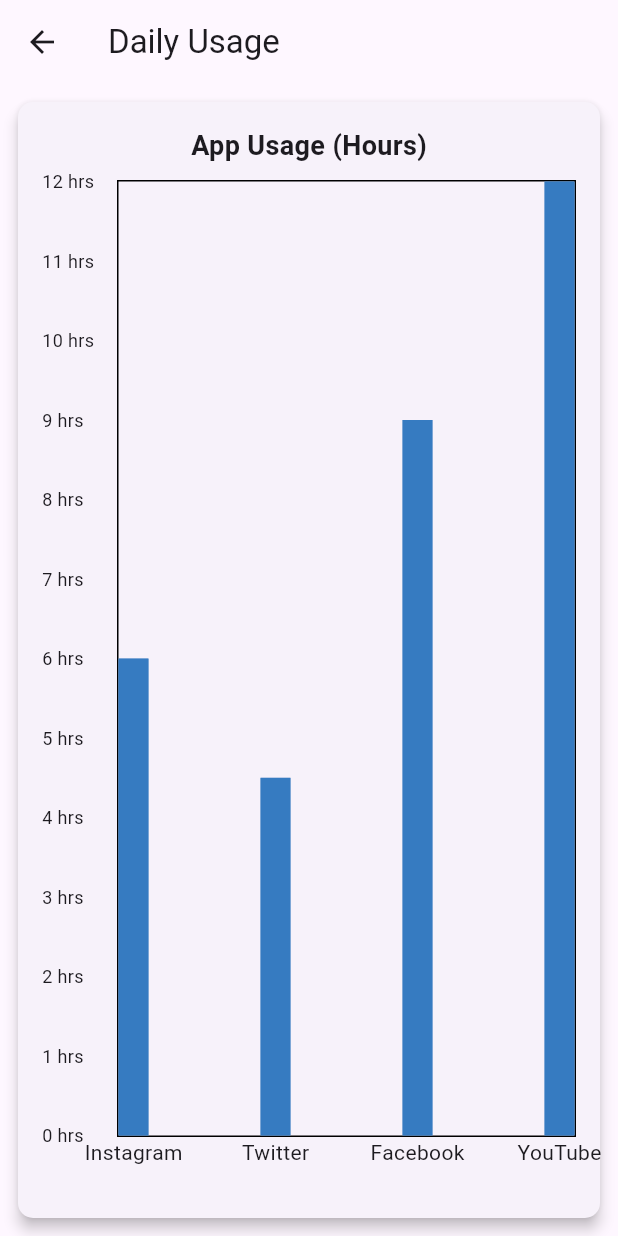
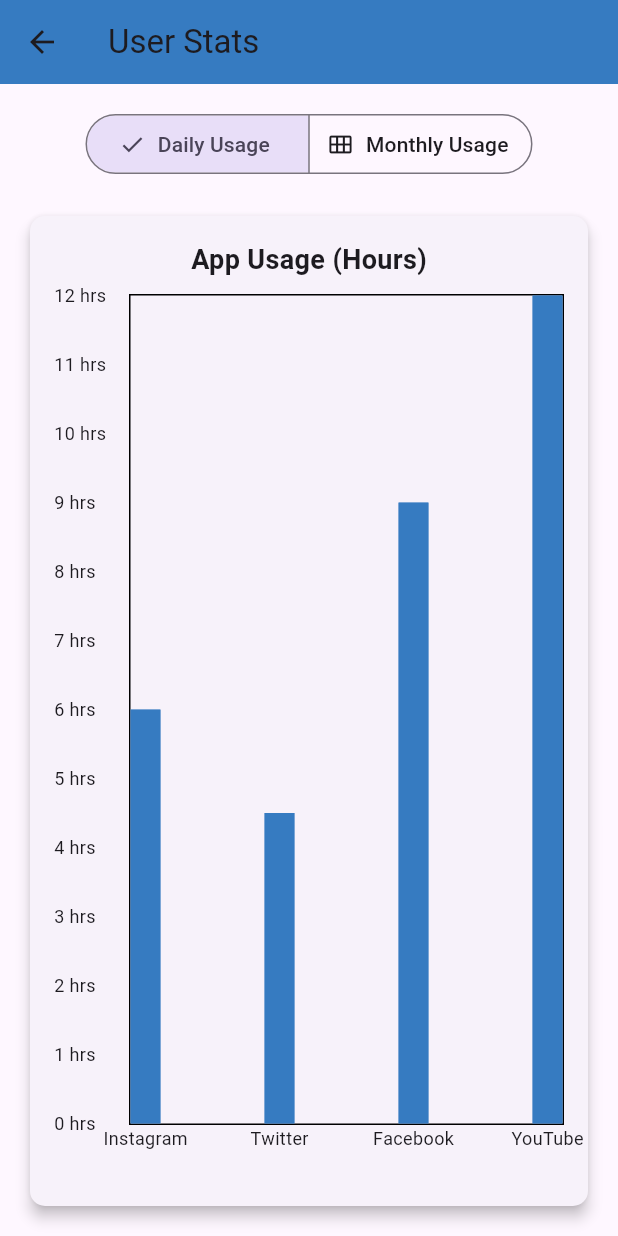
Before and after one commit to AshishNamdeo14/SS12-ADHD-HabitDoc, a Flutter app: the HomePage screen opened directly with empty values, after a tap on "Daily Usage", on a phone screen of 412 x 824 dp. Run offline on Flutter 3.47's test engine with Material 3 defaults, Android fonts, the phone set to English and light mode, and no system bars; drawn by our look-alikes of fl_chart; our stand-ins replace camera, confetti, firebase_core, flutter_animate, flutter_chat_types, flutter_chat_ui and 2 more; missing offline and left inert: app_usage; accounts and stored records are empty.

Commit message:
Enhanced Dashboard

```diff
--- a/lib/components/base/footer/homeFooter.dart
+++ b/lib/components/base/footer/homeFooter.dart
@@ -25,7 +25,7 @@
     // Navigate based on selected index or destination
     switch (index) {
       case 0:
-         Navigator.push(context, MaterialPageRoute(builder: (context) => DashboardPage()));
+         Navigator.push(context, MaterialPageRoute(builder: (context) => ChartPage()));
         break;
       case 1:
        Navigator.push(context, MaterialPageRoute(builder: (context) => DailyTaskPage()));
--- a/lib/components/dashboard/DashboardPage.dart
+++ b/lib/components/dashboard/DashboardPage.dart
@@ -1,61 +1,56 @@
+import 'package:flutter/material.dart';
 import 'package:fl_chart/fl_chart.dart';
-import 'package:flutter/material.dart';
 
-// Define your color palette
+// Color palette
 const Color primaryColor = Color(0xFF367bc1);
+const Color lightBackgroundColor = Color(0xFFf2f3f9);
+const Color darkPrimaryColor = Color(0xFF1c4c59);
 const Color accentColor = Color(0xFF76b4b5);
+const Color mediumGrayColor = Color(0xFFaab3bd);
+const Color darkAccentColor = Color(0xFF2e535e);
 
-void main() => runApp(MaterialApp(home: DashboardPage()));
+void main() => runApp(MaterialApp(home: ChartPage()));
 
-class DashboardPage extends StatelessWidget {
+class ChartPage extends StatefulWidget {
+  @override
+  _ChartPageState createState() => _ChartPageState();
+}
+
+class _ChartPageState extends State<ChartPage> {
+  int _selectedChart = 0; // 0 for daily, 1 for monthly
+
   @override
   Widget build(BuildContext context) {
     return Scaffold(
       appBar: AppBar(title: Text('User Stats'), backgroundColor: primaryColor),
-      body: Center(
+      body: Padding(
+        padding: const EdgeInsets.all(16.0),
         child: Column(
-          mainAxisAlignment: MainAxisAlignment.center,
           children: [
-            ElevatedButton(
-              onPressed: () {
-                Navigator.push(
-                  context,
-                  MaterialPageRoute(builder: (context) => BarChartPage()),
-                );
+            SegmentedButton<int>(
+              segments: const <ButtonSegment<int>>[
+                ButtonSegment<int>(
+                  value: 0,
+                  label: Text('Daily Usage'),
+                  icon: Icon(Icons.calendar_today),
+                ),
+                ButtonSegment<int>(
+                  value: 1,
+                  label: Text('Monthly Usage'),
+                  icon: Icon(Icons.calendar_view_month),
+                ),
+              ],
+              selected: <int>{_selectedChart},
+              onSelectionChanged: (Set<int> newSelection) {
+                setState(() {
+                  _selectedChart = newSelection.first;
+                });
               },
-              style: ElevatedButton.styleFrom(
-                backgroundColor: primaryColor,
-                padding: EdgeInsets.symmetric(horizontal: 40, vertical: 16),
-                shape: RoundedRectangleBorder(
-                  borderRadius: BorderRadius.circular(10),
-                ),
-                elevation: 5,
-              ),
-              child: Text(
-                'Daily Usage',
-                style: TextStyle(fontSize: 18, color: Colors.white),
-              ),
             ),
             SizedBox(height: 20),
-            ElevatedButton(
-              onPressed: () {
-                Navigator.push(
-                  context,
-                  MaterialPageRoute(builder: (context) => StockChartPage()),
-                );
-              },
-              style: ElevatedButton.styleFrom(
-                backgroundColor: accentColor,
-                padding: EdgeInsets.symmetric(horizontal: 40, vertical: 16),
-                shape: RoundedRectangleBorder(
-                  borderRadius: BorderRadius.circular(10),
-                ),
-                elevation: 5,
-              ),
-              child: Text(
-                'Weekly Usage',
-                style: TextStyle(fontSize: 18, color: Colors.white),
-              ),
+            Expanded(
+              child:
+                  _selectedChart == 0 ? BarChartWidget() : StockChartWidget(),
             ),
           ],
         ),
@@ -64,7 +59,7 @@
   }
 }
 
-class BarChartPage extends StatelessWidget {
+class BarChartWidget extends StatelessWidget {
   @override
   Widget build(BuildContext context) {
     Map<String, int> appUsageData = {
@@ -96,15 +91,9 @@
           );
         }).toList();
 
-    return Scaffold(
-      appBar: AppBar(title: Text('Daily Usage')),
-      body: Padding(
-        padding: const EdgeInsets.all(8.0),
-        child: Card(
+    return Card(
       elevation: 4,
-          shape: RoundedRectangleBorder(
-            borderRadius: BorderRadius.circular(10),
-          ),
+      shape: RoundedRectangleBorder(borderRadius: BorderRadius.circular(10)),
       child: Padding(
         padding: const EdgeInsets.all(16.0),
         child: Column(
@@ -144,6 +133,7 @@
                             return Text(
                               appUsageData.keys.toList()[value.toInt()],
                               overflow: TextOverflow.ellipsis,
+                              style: TextStyle(fontSize: 12),
                             );
                           },
                           reservedSize: 38,
@@ -165,7 +155,7 @@
                       touchTooltipData: BarTouchTooltipData(
                         getTooltipItem: (group, groupIndex, rod, rodIndex) {
                           String appName =
-                                  appUsageData.keys.toList()[group.x];
+                              appUsageData.keys.toList()[group.x.toInt()];
                           return BarTooltipItem(
                             '${rod.toY.toStringAsFixed(1)} hrs\n$appName',
                             TextStyle(color: Colors.white),
@@ -180,39 +170,57 @@
           ],
         ),
       ),
-        ),
-      ),
     );
   }
 }
 
-class StockChartPage extends StatelessWidget {
+class StockChartWidget extends StatelessWidget {
   @override
   Widget build(BuildContext context) {
-    Map<int, int> weeklyUsageData = {1: 15, 2: 10, 3: 5, 4: 2};
+    Map<int, int> monthlyUsageData = {
+      1: 15,
+      2: 10,
+      3: 5,
+      4: 2,
+      5: 8,
+      6: 12,
+      7: 9,
+      8: 6,
+      9: 11,
+      10: 7,
+      11: 8,
+      12: 5,
+    };
 
     List<FlSpot> spots =
-        weeklyUsageData.entries.map((entry) {
+        monthlyUsageData.entries.map((entry) {
           return FlSpot(entry.key.toDouble(), entry.value.toDouble());
         }).toList();
 
-    List<String> weekNames = ['Week 1', 'Week 2', 'Week 3', 'Week 4'];
+    List<String> monthNames = [
+      'Jan',
+      'Feb',
+      'Mar',
+      'Apr',
+      'May',
+      'Jun',
+      'Jul',
+      'Aug',
+      'Sep',
+      'Oct',
+      'Nov',
+      'Dec',
+    ];
 
-    return Scaffold(
-      appBar: AppBar(title: Text('Weekly Usage')),
-      body: Padding(
-        padding: const EdgeInsets.all(8.0),
-        child: Card(
+    return Card(
       elevation: 4,
-          shape: RoundedRectangleBorder(
-            borderRadius: BorderRadius.circular(10),
-          ),
+      shape: RoundedRectangleBorder(borderRadius: BorderRadius.circular(10)),
       child: Padding(
         padding: const EdgeInsets.all(16.0),
         child: Column(
           children: [
             Text(
-                  'App Usage Over Time (Weeks)',
+              'App Usage Over Time (Months)',
               style: TextStyle(fontSize: 18, fontWeight: FontWeight.bold),
             ),
             SizedBox(height: 10),
@@ -230,7 +238,7 @@
                             return Padding(
                               padding: const EdgeInsets.only(right: 8.0),
                               child: Text(
-                                    '${value.toInt()}',
+                                '${value.toInt()} hrs',
                                 style: TextStyle(fontSize: 12),
                               ),
                             );
@@ -242,7 +250,7 @@
                         sideTitles: SideTitles(
                           showTitles: true,
                           getTitlesWidget: (value, titleMeta) {
-                                return Text(weekNames[value.toInt() - 1]);
+                            return Text(monthNames[value.toInt() - 1]);
                           },
                           reservedSize: 38,
                           interval: 1,
@@ -263,7 +271,11 @@
                         spots: spots,
                         isCurved: true,
                         color: accentColor,
-                            belowBarData: BarAreaData(show: true),
+                        belowBarData: BarAreaData(
+                          show: true,
+                          color: Colors.yellow.withOpacity(0.3),
+                        ),
+                        dotData: FlDotData(show: true),
                       ),
                     ],
                   ),
@@ -273,8 +285,6 @@
           ],
         ),
       ),
-        ),
-      ),
     );
   }
 }
```
Lines whose indentation alone changed are shown as unchanged.
